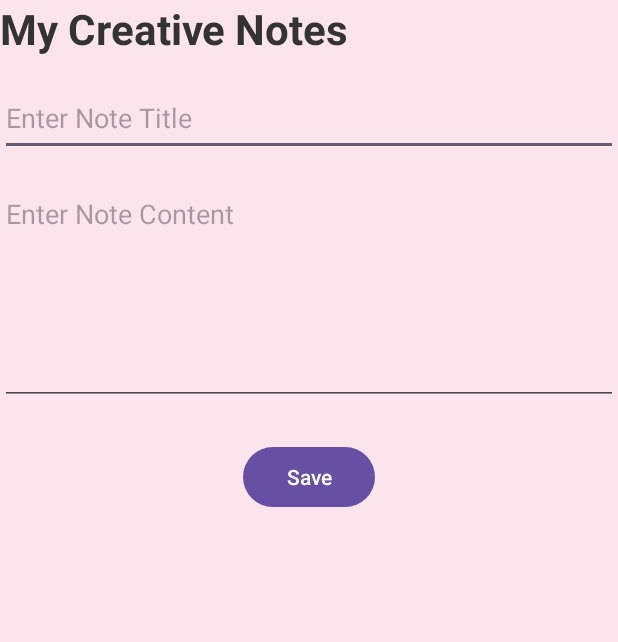
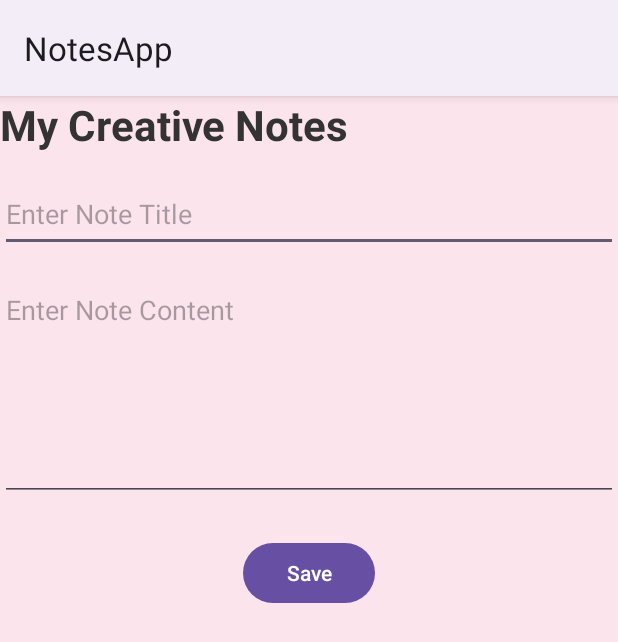
Before and after one commit to liza24-create/NotesApp, an Android app: the AddNoteActivity screen opened directly, with no data from a screen before it, on a phone screen of 412 x 824 dp. Shown: the top 642 px of the screen. Run offline under Robolectric (Android 15) with nearby library versions, the phone set to English and light mode, and no system bars.

Commit message:
Added changes

```diff
--- a/app/src/main/java/com/example/notesapp/MainActivity.java
+++ b/app/src/main/java/com/example/notesapp/MainActivity.java
@@ -38,9 +38,11 @@ public class MainActivity extends AppCompatActivity {
 
         if (id == R.id.action_add) {
             Intent intent = new Intent(MainActivity.this, AddNoteActivity.class);
+            startActivity(intent);
             return true;
         } else if (id == R.id.action_delete) {
             Intent intent = new Intent(MainActivity.this, DeleteNoteActivity.class);
+            startActivity(intent);
             return true;
         }
         return super.onOptionsItemSelected(item);
--- a/app/src/main/res/values/themes.xml
+++ b/app/src/main/res/values/themes.xml
@@ -1,6 +1,6 @@
 <resources xmlns:tools="http://schemas.android.com/tools">
     <!-- Base application theme. -->
-    <style name="Base.Theme.NotesApp" parent="Theme.Material3.DayNight.NoActionBar">
+    <style name="Base.Theme.NotesApp" parent="Theme.Material3.DayNight">
         <!-- Customize your light theme here. -->
         <!-- <item name="colorPrimary">@color/my_light_primary</item> -->
     </style>
```
